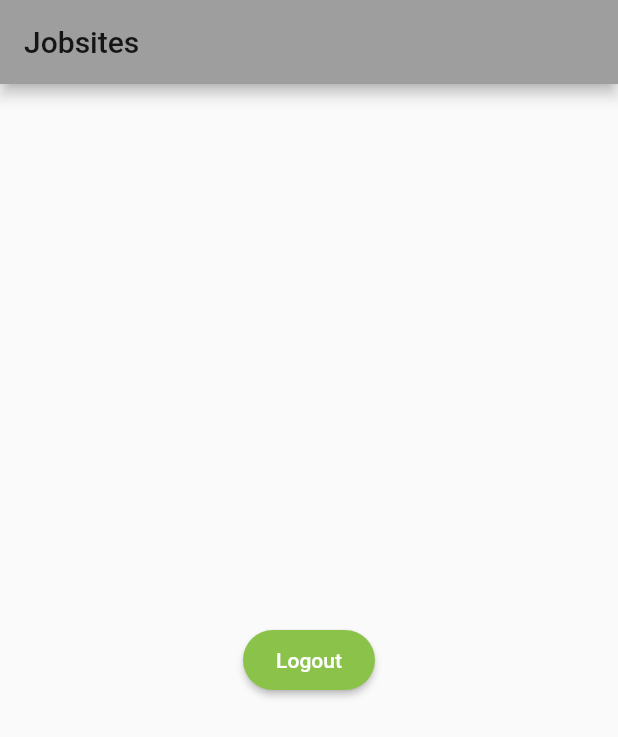
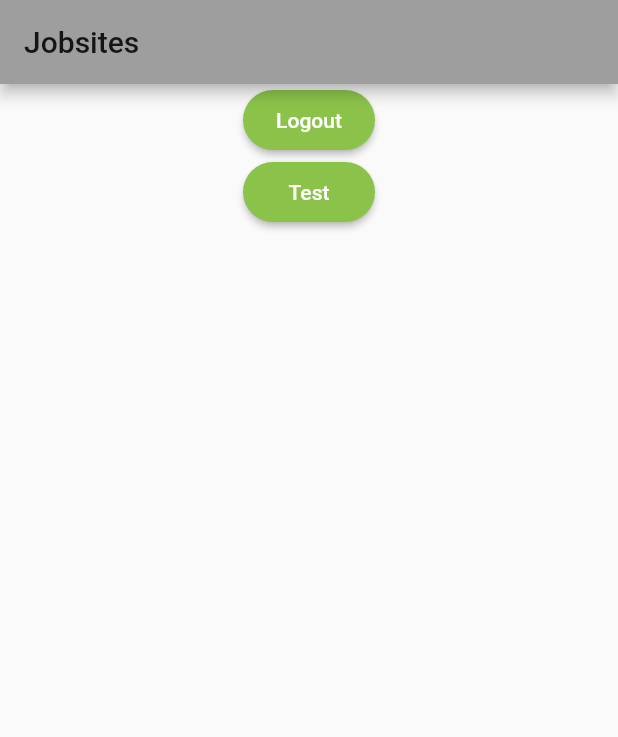
Before and after one commit to srh09/reports_manager, a Flutter app: the screen it shows once a user with an empty profile is signed in, after a tap on "Logout", on a phone screen of 412 x 824 dp. Shown: the top 737 px of the screen. Run offline on Flutter 3.47's test engine with Material 2 defaults, Android fonts, the phone set to English and light mode, and no system bars; our stand-ins replace cloud_firestore, firebase_auth, firebase_core, google_sign_in; accounts and stored records are empty.

Commit message:
auth formatting

```diff
--- a/lib/main.dart
+++ b/lib/main.dart
@@ -22,8 +22,11 @@ class App extends StatelessWidget {
     return MultiProvider(
       providers: [
         Provider<AuthService>(
-            create: (_) => AuthService(FirebaseAuth.instance)),
-        StreamProvider<User>(create: (context) => context.read()),
+          create: (_) => AuthService(FirebaseAuth.instance),
+        ),
+        StreamProvider(
+          create: (context) => context.read<AuthService>().user,
+        )
       ],
       child: MaterialApp(
         title: 'Flutter Demo',
--- a/lib/screens/jobsites.dart
+++ b/lib/screens/jobsites.dart
@@ -1,3 +1,4 @@
+import 'package:firebase_auth/firebase_auth.dart';
 import 'package:flutter/material.dart';
 import 'package:provider/provider.dart';
 import 'package:reports_manager/screens/signin.dart';
@@ -24,11 +25,34 @@ class JobsitesScreen extends StatelessWidget {
     );
   }
 
+  Widget _buildTestButton(BuildContext context) {
+    return RaisedButton(
+      shape: RoundedRectangleBorder(
+        borderRadius: BorderRadius.circular(24),
+      ),
+      onPressed: () {
+        final service = context.read<AuthService>();
+        print('user-------');
+        print(service.user);
+      },
+      padding: EdgeInsets.all(12),
+      color: Colors.lightGreen,
+      child: Text('Test', style: TextStyle(color: Colors.white)),
+    );
+  }
+
   @override
   Widget build(BuildContext context) {
     return Scaffold(
       appBar: AppBar(title: Text('Jobsites')),
-      body: Center(child: _buildLogoutButton(context)),
+      body: Center(
+        child: Column(
+          children: [
+            _buildLogoutButton(context),
+            _buildTestButton(context),
+          ],
+        ),
+      ),
     );
   }
 }
--- a/lib/screens/signin.dart
+++ b/lib/screens/signin.dart
@@ -2,7 +2,7 @@ import 'package:flutter/material.dart';
 import 'package:flutter/services.dart';
 import 'package:firebase_auth/firebase_auth.dart';
 import 'package:provider/provider.dart';
-import 'package:reports_manager/models/user.dart';
+import 'package:reports_manager/models/auth.dart';
 import 'package:reports_manager/utilities/helpers.dart';
 
 import '../services/auth.dart';
@@ -10,14 +10,8 @@ import '../utilities/validators.dart';
 import 'signup.dart';
 import 'jobsites.dart';
 
-class SigninScreen extends StatefulWidget {
+class SigninScreen extends StatelessWidget {
   static const routeName = '/signin';
-
-  @override
-  _SigninScreenState createState() => _SigninScreenState();
-}
-
-class _SigninScreenState extends State<SigninScreen> {
   final _formKey = GlobalKey<FormState>();
   final _signinData = SigninData();
 
@@ -100,7 +94,7 @@ class _SigninScreenState extends State<SigninScreen> {
     );
   }
 
-  Widget _buildRegisterButton() {
+  Widget _buildRegisterButton(BuildContext context) {
     return Container(
       width: double.infinity,
       child: RaisedButton(
@@ -119,7 +113,7 @@ class _SigninScreenState extends State<SigninScreen> {
   Widget _buildForgotPasswordLabel() {
     return Padding(
       padding: EdgeInsets.only(bottom: 40.0),
-      child: FlatButton(
+      child: TextButton(
         child: Text(
           'Forgot password?',
           style: TextStyle(color: Colors.black54),
@@ -135,6 +129,7 @@ class _SigninScreenState extends State<SigninScreen> {
       if (user != null)
         Navigator.pushReplacementNamed(context, JobsitesScreen.routeName);
     });
+
     return Scaffold(
       body: LayoutBuilder(
         builder: (BuildContext context, BoxConstraints viewportConstraints) {
@@ -157,7 +152,7 @@ class _SigninScreenState extends State<SigninScreen> {
                         _buildEmailInput(),
                         _buildPasswordInput(context),
                         _buildLoginButton(context),
-                        _buildRegisterButton(),
+                        _buildRegisterButton(context),
                         _buildForgotPasswordLabel(),
                       ],
                     ),
--- a/lib/services/auth.dart
+++ b/lib/services/auth.dart
@@ -1,7 +1,7 @@
 import 'package:cloud_firestore/cloud_firestore.dart';
 import 'package:firebase_auth/firebase_auth.dart';
 import 'package:google_sign_in/google_sign_in.dart';
-import 'package:reports_manager/models/user.dart';
+import 'package:reports_manager/models/auth.dart';
 
 class AuthService {
   final _db = FirebaseFirestore.instance;
```
Also changed, not shown: lib/screens/signup.dart (+14 -16 lines), lib/models/auth.dart (renamed from lib/models/user.dart).
